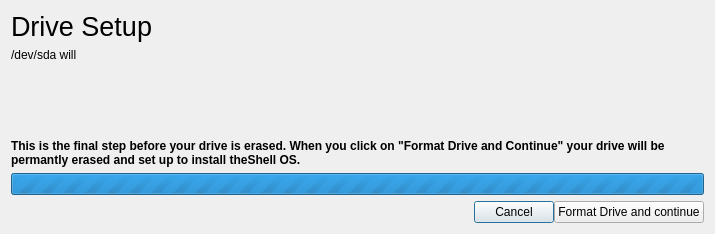
theCheeseboard/scallop, file erasedrivedialog.ui: the form before one commit.
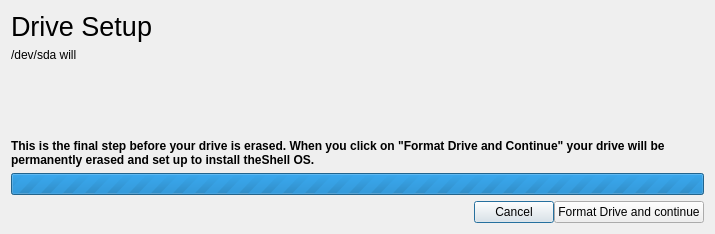
The form after the commit. Icons and pictures are not drawn.

Commit message: Use queued connection to update UI

What changed in the file:
```diff
--- a/erasedrivedialog.ui
+++ b/erasedrivedialog.ui
@@ -74,7 +74,7 @@
       </font>
      </property>
      <property name="text">
-      <string>This is the final step before your drive is erased. When you click on &quot;Format Drive and Continue&quot; your drive will be permantly erased and set up to install theShell OS.</string>
+      <string>This is the final step before your drive is erased. When you click on &quot;Format Drive and Continue&quot; your drive will be permanently erased and set up to install theShell OS.</string>
      </property>
      <property name="wordWrap">
       <bool>true</bool>
```
The commit also changes 3 other files.
